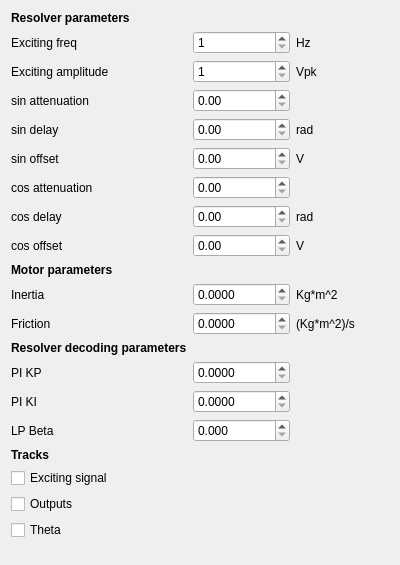
The window that simulationTemplates/simulationView8.ui (koalakoker/gSim) describes before a commit, drawn with Qt 5.
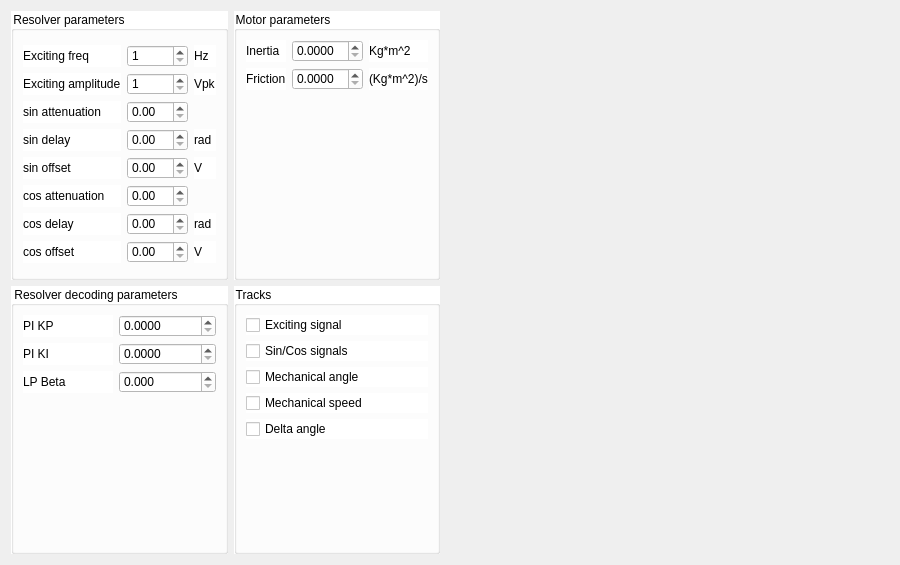
The same window after the commit.

Commit message: Resolver simulation - UI and model modifications

What changed in the file:
```diff
--- a/simulationTemplates/simulationView8.ui
+++ b/simulationTemplates/simulationView8.ui
@@ -6,7 +6,7 @@
    <rect>
     <x>0</x>
     <y>0</y>
-    <width>400</width>
+    <width>900</width>
     <height>565</height>
    </rect>
   </property>
@@ -16,155 +16,289 @@
   <layout class="QFormLayout" name="formLayout_2">
    <item row="0" column="0">
     <layout class="QGridLayout" name="gridLayout">
-     <item row="17" column="0">
-      <widget class="QLabel" name="label_24">
-       <property name="font">
-        <font>
-         <weight>75</weight>
-         <bold>true</bold>
-        </font>
+     <item row="0" column="1">
+      <widget class="QGroupBox" name="groupBox_2">
+       <property name="styleSheet">
+        <string notr="true">background-color: rgb(255, 255, 255);</string>
        </property>
-       <property name="text">
-        <string>Tracks</string>
+       <property name="title">
+        <string>Motor parameters</string>
        </property>
-      </widget>
-     </item>
-     <item row="11" column="2">
+       <layout class="QGridLayout" name="gridLayout_5">
+        <item row="0" column="0">
+         <layout class="QGridLayout" name="gridLayout_4">
+          <item row="0" column="2">
       <widget class="QLabel" name="label_22">
        <property name="text">
         <string>Kg*m^2</string>
        </property>
       </widget>
      </item>
-     <item row="12" column="2">
-      <widget class="QLabel" name="label_23">
+          <item row="0" column="1">
+           <widget class="QDoubleSpinBox" name="inertia">
+            <property name="decimals">
+             <number>4</number>
+            </property>
+           </widget>
+          </item>
+          <item row="0" column="0">
+           <widget class="QLabel" name="label_7">
        <property name="text">
-        <string>(Kg*m^2)/s</string>
+             <string>Inertia</string>
        </property>
       </widget>
      </item>
-     <item row="12" column="0">
+          <item row="1" column="0">
       <widget class="QLabel" name="label_21">
        <property name="text">
         <string>Friction</string>
        </property>
       </widget>
      </item>
-     <item row="11" column="1">
-      <widget class="QDoubleSpinBox" name="inertia">
-       <property name="decimals">
-        <number>4</number>
-       </property>
-      </widget>
-     </item>
-     <item row="12" column="1">
+          <item row="1" column="1">
       <widget class="QDoubleSpinBox" name="friction">
        <property name="decimals">
         <number>4</number>
        </property>
       </widget>
      </item>
+          <item row="1" column="2">
+           <widget class="QLabel" name="label_23">
+            <property name="text">
+             <string>(Kg*m^2)/s</string>
+            </property>
+           </widget>
+          </item>
+         </layout>
+        </item>
+        <item row="1" column="0">
+         <spacer name="verticalSpacer">
+          <property name="orientation">
+           <enum>Qt::Vertical</enum>
+          </property>
+          <property name="sizeHint" stdset="0">
+           <size>
+            <width>20</width>
+            <height>40</height>
+           </size>
+          </property>
+         </spacer>
+        </item>
+       </layout>
+      </widget>
+     </item>
      <item row="11" column="0">
-      <widget class="QLabel" name="label_7">
+      <widget class="QGroupBox" name="groupBox_3">
+       <property name="styleSheet">
+        <string notr="true">background-color: rgb(255, 255, 255);</string>
+       </property>
+       <property name="title">
+        <string>Resolver decoding parameters</string>
+       </property>
+       <layout class="QGridLayout" name="gridLayout_7">
+        <item row="0" column="0">
+         <layout class="QGridLayout" name="gridLayout_6">
+          <item row="0" column="1">
+           <widget class="QDoubleSpinBox" name="PI_KP">
+            <property name="decimals">
+             <number>4</number>
+            </property>
+            <property name="maximum">
+             <double>999999.989999999990687</double>
+            </property>
+           </widget>
+          </item>
+          <item row="0" column="0">
+           <widget class="QLabel" name="label_18">
        <property name="text">
-        <string>Inertia</string>
+             <string>PI KP</string>
        </property>
       </widget>
      </item>
-     <item row="10" column="0">
-      <widget class="QLabel" name="label_6">
+          <item row="1" column="0">
+           <widget class="QLabel" name="label_19">
+            <property name="text">
+             <string>PI KI</string>
+            </property>
+           </widget>
+          </item>
+          <item row="1" column="1">
+           <widget class="QDoubleSpinBox" name="PI_KI">
+            <property name="decimals">
+             <number>4</number>
+            </property>
+            <property name="maximum">
+             <double>999999.989999999990687</double>
+            </property>
+           </widget>
+          </item>
+          <item row="2" column="0">
+           <widget class="QLabel" name="label_20">
+            <property name="text">
+             <string>LP Beta</string>
+            </property>
+           </widget>
+          </item>
+          <item row="2" column="1">
+           <widget class="QDoubleSpinBox" name="LP_Beta">
+            <property name="decimals">
+             <number>3</number>
+            </property>
+           </widget>
+          </item>
+         </layout>
+        </item>
+        <item row="1" column="0">
+         <spacer name="verticalSpacer_2">
+          <property name="orientation">
+           <enum>Qt::Vertical</enum>
+          </property>
+          <property name="sizeHint" stdset="0">
+           <size>
+            <width>20</width>
+            <height>40</height>
+           </size>
+          </property>
+         </spacer>
+        </item>
+       </layout>
+      </widget>
+     </item>
+     <item row="11" column="1">
+      <widget class="QGroupBox" name="groupBox_4">
+       <property name="styleSheet">
+        <string notr="true">background-color: rgb(255, 255, 255);</string>
+       </property>
+       <property name="title">
+        <string>Tracks</string>
+       </property>
+       <layout class="QGridLayout" name="gridLayout_9">
+        <item row="0" column="0">
+         <layout class="QGridLayout" name="gridLayout_8">
+          <item row="3" column="0">
+           <widget class="QCheckBox" name="omegaPlot">
+            <property name="text">
+             <string>Mechanical speed</string>
+            </property>
+           </widget>
+          </item>
+          <item row="2" column="0">
+           <widget class="QCheckBox" name="thetaPlot">
+            <property name="text">
+             <string>Mechanical angle</string>
+            </property>
+           </widget>
+          </item>
+          <item row="1" column="0">
+           <widget class="QCheckBox" name="outputPlot">
+            <property name="text">
+             <string>Sin/Cos signals</string>
+            </property>
+           </widget>
+          </item>
+          <item row="0" column="0">
+           <widget class="QCheckBox" name="excitingPlot">
+            <property name="text">
+             <string>Exciting signal</string>
+            </property>
+           </widget>
+          </item>
+          <item row="4" column="0">
+           <widget class="QCheckBox" name="deltaAngle">
+            <property name="text">
+             <string>Delta angle</string>
+            </property>
+           </widget>
+          </item>
+         </layout>
+        </item>
+        <item row="1" column="0">
+         <spacer name="verticalSpacer_3">
+          <property name="orientation">
+           <enum>Qt::Vertical</enum>
+          </property>
+          <property name="sizeHint" stdset="0">
+           <size>
+            <width>20</width>
+            <height>40</height>
+           </size>
+          </property>
+         </spacer>
+        </item>
+       </layout>
+      </widget>
+     </item>
+     <item row="0" column="0">
+      <widget class="QGroupBox" name="groupBox">
        <property name="font">
         <font>
-         <weight>75</weight>
-         <bold>true</bold>
+         <weight>50</weight>
+         <bold>false</bold>
         </font>
        </property>
-       <property name="text">
-        <string>Motor parameters</string>
+       <property name="autoFillBackground">
+        <bool>false</bool>
        </property>
-      </widget>
-     </item>
-     <item row="3" column="2">
-      <widget class="QLabel" name="label_5">
-       <property name="text">
-        <string>Vpk</string>
+       <property name="styleSheet">
+        <string notr="true">background-color: rgb(255, 255, 255);</string>
        </property>
-      </widget>
-     </item>
-     <item row="1" column="2">
-      <widget class="QLabel" name="label_4">
-       <property name="text">
-        <string>Hz</string>
+       <property name="title">
+        <string>Resolver parameters</string>
        </property>
-      </widget>
-     </item>
-     <item row="4" column="1">
+       <property name="flat">
+        <bool>false</bool>
+       </property>
+       <property name="checkable">
+        <bool>false</bool>
+       </property>
+       <layout class="QGridLayout" name="gridLayout_3">
+        <item row="0" column="0">
+         <layout class="QGridLayout" name="gridLayout_2">
+          <item row="2" column="1">
       <widget class="QDoubleSpinBox" name="sinAttenuation"/>
      </item>
-     <item row="6" column="0">
+          <item row="3" column="1">
+           <widget class="QDoubleSpinBox" name="sinDelay"/>
+          </item>
+          <item row="1" column="1">
+           <widget class="QSpinBox" name="excAmp">
+            <property name="minimum">
+             <number>1</number>
+            </property>
+            <property name="maximum">
+             <number>25</number>
+            </property>
+           </widget>
+          </item>
+          <item row="4" column="0">
       <widget class="QLabel" name="label_9">
        <property name="text">
         <string>sin offset</string>
        </property>
       </widget>
      </item>
-     <item row="9" column="0">
-      <widget class="QLabel" name="label_11">
+          <item row="0" column="2">
+           <widget class="QLabel" name="label_4">
        <property name="text">
-        <string>cos offset</string>
+             <string>Hz</string>
        </property>
       </widget>
      </item>
-     <item row="19" column="0">
-      <widget class="QCheckBox" name="outputPlot">
+          <item row="3" column="2">
+           <widget class="QLabel" name="label_12">
        <property name="text">
-        <string>Outputs</string>
+             <string>rad</string>
        </property>
       </widget>
      </item>
-     <item row="8" column="0">
-      <widget class="QLabel" name="label_10">
-       <property name="text">
-        <string>cos delay</string>
-       </property>
-      </widget>
-     </item>
-     <item row="7" column="0">
-      <widget class="QLabel" name="label_16">
-       <property name="text">
-        <string>cos attenuation</string>
-       </property>
-      </widget>
-     </item>
-     <item row="20" column="0">
-      <widget class="QCheckBox" name="thetaPlot">
-       <property name="text">
-        <string>Theta</string>
-       </property>
-      </widget>
-     </item>
-     <item row="4" column="0">
+          <item row="2" column="0">
       <widget class="QLabel" name="label">
        <property name="text">
         <string>sin attenuation</string>
        </property>
       </widget>
      </item>
-     <item row="18" column="0">
-      <widget class="QCheckBox" name="excitingPlot">
-       <property name="text">
-        <string>Exciting signal</string>
-       </property>
-      </widget>
-     </item>
-     <item row="5" column="0">
-      <widget class="QLabel" name="label_8">
-       <property name="text">
-        <string>sin delay</string>
-       </property>
-      </widget>
-     </item>
-     <item row="1" column="1">
+          <item row="0" column="1">
       <widget class="QSpinBox" name="excFreq">
        <property name="minimum">
         <number>1</number>
@@ -174,145 +308,91 @@
        </property>
       </widget>
      </item>
-     <item row="7" column="1">
-      <widget class="QDoubleSpinBox" name="cosAttenuation"/>
-     </item>
-     <item row="5" column="2">
-      <widget class="QLabel" name="label_12">
-       <property name="text">
-        <string>rad</string>
-       </property>
-      </widget>
-     </item>
      <item row="5" column="1">
-      <widget class="QDoubleSpinBox" name="sinDelay"/>
-     </item>
-     <item row="1" column="0">
+           <widget class="QDoubleSpinBox" name="cosAttenuation"/>
+          </item>
+          <item row="6" column="2">
+           <widget class="QLabel" name="label_14">
+            <property name="text">
+             <string>rad</string>
+            </property>
+           </widget>
+          </item>
+          <item row="6" column="0">
+           <widget class="QLabel" name="label_10">
+            <property name="text">
+             <string>cos delay</string>
+            </property>
+           </widget>
+          </item>
+          <item row="4" column="1">
+           <widget class="QDoubleSpinBox" name="sinOffset"/>
+          </item>
+          <item row="0" column="0">
       <widget class="QLabel" name="label_3">
        <property name="text">
         <string>Exciting freq</string>
        </property>
       </widget>
      </item>
-     <item row="9" column="1">
-      <widget class="QDoubleSpinBox" name="cosOffset"/>
-     </item>
-     <item row="8" column="1">
-      <widget class="QDoubleSpinBox" name="cosDelay"/>
-     </item>
-     <item row="3" column="0">
+          <item row="7" column="0">
+           <widget class="QLabel" name="label_11">
+            <property name="text">
+             <string>cos offset</string>
+            </property>
+           </widget>
+          </item>
+          <item row="1" column="0">
       <widget class="QLabel" name="label_2">
        <property name="text">
         <string>Exciting amplitude</string>
        </property>
       </widget>
      </item>
-     <item row="6" column="1">
-      <widget class="QDoubleSpinBox" name="sinOffset"/>
-     </item>
-     <item row="6" column="2">
-      <widget class="QLabel" name="label_13">
+          <item row="1" column="2">
+           <widget class="QLabel" name="label_5">
        <property name="text">
-        <string>V</string>
+             <string>Vpk</string>
        </property>
       </widget>
      </item>
-     <item row="3" column="1">
-      <widget class="QSpinBox" name="excAmp">
-       <property name="minimum">
-        <number>1</number>
-       </property>
-       <property name="maximum">
-        <number>25</number>
-       </property>
-      </widget>
-     </item>
-     <item row="9" column="2">
+          <item row="7" column="2">
       <widget class="QLabel" name="label_15">
        <property name="text">
         <string>V</string>
        </property>
       </widget>
      </item>
-     <item row="13" column="0">
-      <widget class="QLabel" name="label_17">
-       <property name="font">
-        <font>
-         <weight>75</weight>
-         <bold>true</bold>
-        </font>
-       </property>
+          <item row="3" column="0">
+           <widget class="QLabel" name="label_8">
        <property name="text">
-        <string>Resolver decoding parameters</string>
+             <string>sin delay</string>
        </property>
       </widget>
      </item>
-     <item row="8" column="2">
-      <widget class="QLabel" name="label_14">
-       <property name="text">
-        <string>rad</string>
-       </property>
-      </widget>
-     </item>
-     <item row="14" column="0">
-      <widget class="QLabel" name="label_18">
+          <item row="7" column="1">
+           <widget class="QDoubleSpinBox" name="cosOffset"/>
+          </item>
+          <item row="4" column="2">
+           <widget class="QLabel" name="label_13">
        <property name="text">
-        <string>PI KP</string>
+             <string>V</string>
        </property>
       </widget>
      </item>
-     <item row="15" column="0">
-      <widget class="QLabel" name="label_19">
-       <property name="text">
-        <string>PI KI</string>
-       </property>
-      </widget>
-     </item>
-     <item row="16" column="0">
-      <widget class="QLabel" name="label_20">
+          <item row="6" column="1">
+           <widget class="QDoubleSpinBox" name="cosDelay"/>
+          </item>
+          <item row="5" column="0">
+           <widget class="QLabel" name="label_16">
        <property name="text">
-        <string>LP Beta</string>
+             <string>cos attenuation</string>
        </property>
       </widget>
      </item>
-     <item row="14" column="1">
-      <widget class="QDoubleSpinBox" name="PI_KP">
-       <property name="decimals">
-        <number>4</number>
-       </property>
-       <property name="maximum">
-        <double>999999.989999999990687</double>
-       </property>
-      </widget>
-     </item>
-     <item row="15" column="1">
-      <widget class="QDoubleSpinBox" name="PI_KI">
-       <property name="decimals">
-        <number>4</number>
-       </property>
-       <property name="maximum">
-        <double>999999.989999999990687</double>
-       </property>
-      </widget>
-     </item>
-     <item row="16" column="1">
-      <widget class="QDoubleSpinBox" name="LP_Beta">
-       <property name="decimals">
-        <number>3</number>
-       </property>
-      </widget>
-     </item>
-     <item row="0" column="0">
-      <widget class="QLabel" name="label_25">
-       <property name="font">
-        <font>
-         <weight>75</weight>
-         <bold>true</bold>
-        </font>
-       </property>
-       <property name="text">
-        <string>Resolver parameters</string>
-       </property>
+         </layout>
+        </item>
+       </layout>
       </widget>
      </item>
     </layout>
```
Lines whose indentation alone changed are shown as unchanged. The commit also changes 4 other files.
